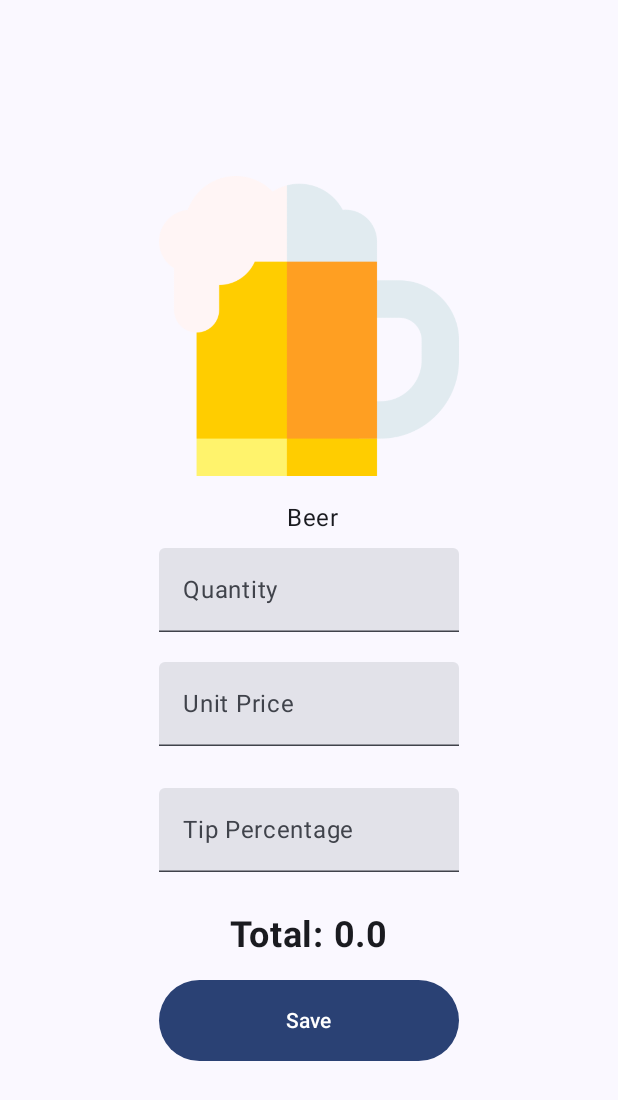
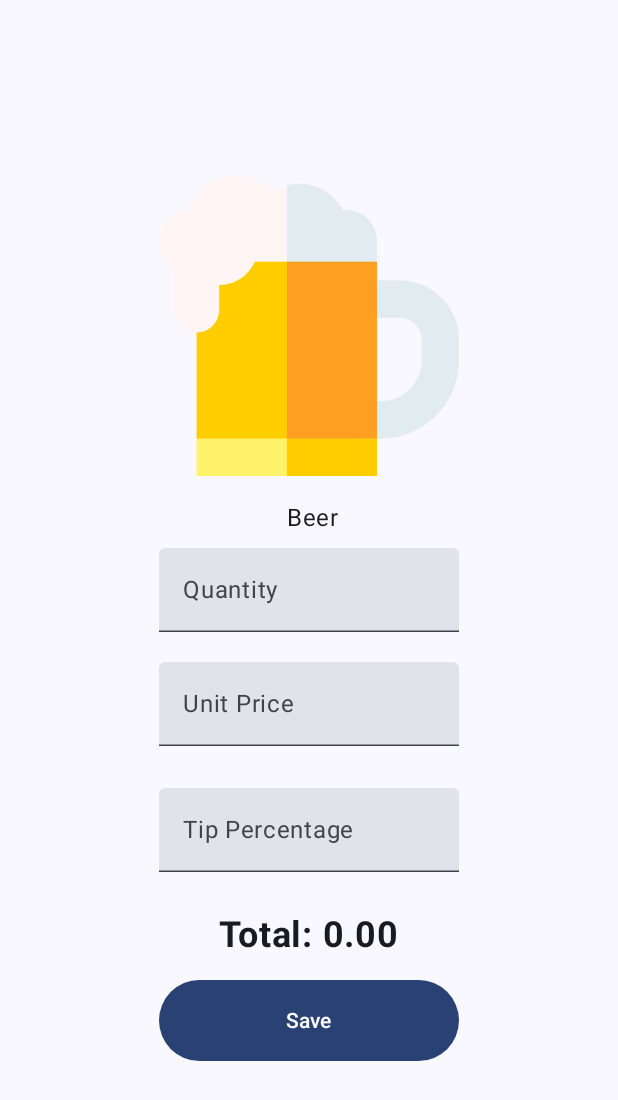
Before and after one commit to hugomdinis/TrabalhoFinalPA, an Android app built with Jetpack Compose: the screen it shows after launch (MainActivity), after a tap on "Beer", on a phone screen of 412 x 824 dp. Shown: the top 1100 px of the screen. Run offline under Robolectric (Android 15) with nearby library versions, the phone set to English and light mode, and no system bars.

Commit message:
Adiconar string format para apenas ter duas casas decimais

```diff
--- a/app/src/main/java/com/example/trabalhofinalpa/MainActivity.kt
+++ b/app/src/main/java/com/example/trabalhofinalpa/MainActivity.kt
@@ -92,8 +92,8 @@ class MainActivity : ComponentActivity() {
         ) {
             item{
                 Text(
-                    text = "Total Amount: ${viewModel.totalAmount}",
-                    fontSize = 30.sp,
+                    text = "Total Amount: ${String.format("%.2f", viewModel.totalAmount)}",
+                    fontSize = 20.sp,
                     fontWeight = FontWeight.Bold,
                     modifier = Modifier.padding(30.dp)
                 )
@@ -205,7 +205,7 @@ class MainActivity : ComponentActivity() {
             )
             Spacer(modifier = Modifier.height(8.dp))
             Text(
-                text = "Total: $totalCost",
+                text = "Total: ${String.format("%.2f", totalCost)}",
                 fontSize = 24.sp,
                 fontWeight = FontWeight.Bold
             )
```
